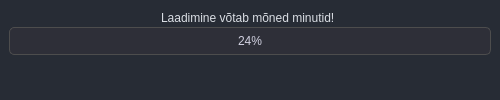
Above: mailabl-qgis/widgets/WStatusBar.ui from TuloliKalver/mailabl-qgis before the change. Below: the same form after it.
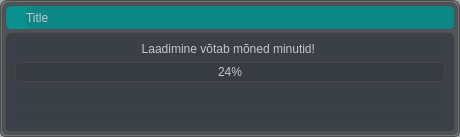
That is the form after the change.

What changed in the file:
```diff
--- a/mailabl-qgis/widgets/WStatusBar.ui
+++ b/mailabl-qgis/widgets/WStatusBar.ui
@@ -6,7 +6,7 @@
    <rect>
     <x>0</x>
     <y>0</y>
-    <width>500</width>
+    <width>460</width>
     <height>100</height>
    </rect>
   </property>
@@ -16,92 +16,207 @@
     <verstretch>0</verstretch>
    </sizepolicy>
   </property>
+  <property name="minimumSize">
+   <size>
+    <width>0</width>
+    <height>0</height>
+   </size>
+  </property>
+  <property name="maximumSize">
+   <size>
+    <width>460</width>
+    <height>100</height>
+   </size>
+  </property>
   <property name="windowTitle">
    <string>Laen kinnistuid</string>
   </property>
   <property name="styleSheet">
-   <string notr="true">*{
-	border: transparent;
-	background-color: transparent;
-    background: transparent;
-	padding: 0;
-	margin: 0;
-	color: #dadee4;
+   <string notr="true">
+/* ====================================================== */
+/* 🎨 Global Theme - Base Colors, Background &amp; Typography */
+/* ====================================================== */
+/* 🎨 Global Theme - Base Colors, Background &amp; Typography */
+/* ====================================================== */
+* {
+    border: transparent;
+	boreder-radius: 7px;
+    background-color: #1d252b; /* Updated background */
+    padding: 0;
+    margin: 0;
+    color: #c5c5d2; /* Default light gray text */
 }
 
-#widget {
-    background-color: #272c35;
+
+QWidget {
+
+    border: 1px solid #4d4d4d;
+    border-radius: 5px;
+	border-top-left-radius: 7px;     /* Rounded top-left corner */
+    border-top-right-radius: 7px;    /* Rounded top-right corner */
+    border-right-radius: 7px;        /* No rounding on right side */
+    border-left-radius: 7px;    
+	background-color: rgba(29, 37, 43, 0.4);  /* 10% transparency */
 }
 
-#widget_2{
-    background-color: #272c35;
+QFrame {
+
+    border: 1px solid #4d4d4d;
+    border-radius: 5px;
+	border-top-left-radius: 7px;     /* Rounded top-left corner */
+    border-top-right-radius: 7px;    /* Rounded top-right corner */
+    border-right-radius: 7px;        /* No rounding on right side */
+    border-left-radius: 7px;    
 }
 
 
+/* ====================================== */
+/* 📈 QProgressBar - Matches Theme Style  */
+/* ====================================== */
 
-/* General style for QProgressBar */
 QProgressBar {
-    background-color: #2e2f38; /* Dark gray background matching the table */
-    color: #d1d1e0; /* Light gray text color */
-    border: 1px solid #4d4d4d; /* Border matching the table border */
-    border-radius: 5px; /* Rounded corners */
-    text-align: center; /* Center the text inside the progress bar */
-    padding: 2px; /* Padding for better spacing */
+    background-color: rgba(46, 47, 56, 0.3); /* Semi-transparent base */
+    color: #c5c5d2; /* Default light gray text */
+    border: 1px solid rgba(77, 77, 77, 0.6); /* Soft border */
+    border-radius: 6px;
+    text-align: center;
+    padding: 2px;
 }
 
-/* Style for the progress chunk */
+/* Chunk (progress fill) with animated-like feel */
 QProgressBar::chunk {
     background-color: qlineargradient(
         x1: 0, y1: 0, x2: 1, y2: 0,
-        stop: 0 #d14848, /* Start with darker red matching the selection color */
-        stop: 1 #e57373  /* End with a slightly lighter red */
-    ); /* Gradient effect for the progress bar */
-    border-radius: 3px; /* Slight rounding of the progress chunk */
+        stop: 0 rgba(9, 144, 143, 200),
+        stop: 1 rgba(46, 47, 56, 180)
+    );
+    border-radius: 3px;
 }
 
-/* Style for the indeterminate progress bar (if used) */
+/* Indeterminate progress bar style */
 QProgressBar[minimum=&quot;0&quot;][maximum=&quot;0&quot;] {
-    background-color: #2e2f38; /* Dark gray background matching the table */
-    border: 1px solid #4d4d4d; /* Border matching the table border */
-    color: #d1d1e0; /* Light gray text color */
+    background-color: rgba(46, 47, 56, 0.3);
+    color: #c5c5d2;
+    border: 1px dashed rgba(120, 120, 130, 0.4);
 }
 
+/* Chunk while loading (indeterminate) */
 QProgressBar[minimum=&quot;0&quot;][maximum=&quot;0&quot;]::chunk {
-    background-color: qlineargradient(
-        x1: 0, y1: 0, x2: 1, y2: 0,
-        stop: 0 #d14848, /* Start with darker red */
-        stop: 1 #e57373  /* End with a slightly lighter red */
-    ); /* Moving gradient for the indeterminate progress bar */
+    background-color: qradialgradient(
+        cx: 0.5, cy: 0.5, radius: 0.8,
+        fx: 0.5, fy: 0.5,
+        stop: 0 rgba(9, 144, 143, 255),
+        stop: 1 rgba(46, 47, 56, 180)
+    );
 }
-</string>
+
+
+ QLabel, QGroupBox {
+    background-color: rgba(46, 47, 56, 0.1);  /* 🟩 holder */
+    color: #c5c5d2;
+	border: None
+}
+
+QLineEdit, QTextEdit, QComboBox {
+    background-color: rgba(29, 37, 43, 0.45);  /* 🟨 input */
+	border: None;
+    color: #c5c5d2;
+
+}
+
+QPushButton {
+    background-color: rgba(9, 144, 143, 1.0);  /* 🟦 button */
+}
+
+#lblDescription {
+    background-color: rgba(29, 37, 43, 0.45);  /* 🟨 input */
+    color: #c5c5d2;
+    border: 1px solid #4d4d4d;   /* Subtle default border */
+    border-radius: 4px;          /* Rounded corners for a smooth look */
+    padding: 6px; 
+
+}
+
+
+#dragFrame  {
+	border-top-left-radius: 7px;     /* Rounded top-left corner */
+    border-top-right-radius: 7px;    /* Rounded top-right corner */
+    border-right-radius: 7px;        /* No rounding on right side */
+    border-left-radius: 7px;    
+    background-color: rgba(9, 144, 143, 1.0); 
+    cursor: move;
+}
+
+QScrollBar:horizontal, QScrollBar:vertical {
+    background-color: rgba(46, 47, 56, 0.1);  /* 🟫 scrollbar */
+}</string>
   </property>
   <layout class="QVBoxLayout" name="verticalLayout_2">
    <property name="spacing">
-    <number>0</number>
+    <number>2</number>
    </property>
    <property name="leftMargin">
-    <number>0</number>
+    <number>2</number>
    </property>
    <property name="topMargin">
-    <number>0</number>
+    <number>2</number>
    </property>
    <property name="rightMargin">
-    <number>0</number>
+    <number>2</number>
    </property>
    <property name="bottomMargin">
-    <number>0</number>
+    <number>2</number>
    </property>
    <item>
-    <widget class="QWidget" name="widget_2" native="true">
+    <widget class="QFrame" name="frame_2">
+     <property name="frameShape">
+      <enum>QFrame::StyledPanel</enum>
+     </property>
+     <property name="frameShadow">
+      <enum>QFrame::Raised</enum>
+     </property>
      <layout class="QVBoxLayout" name="verticalLayout_3">
+      <property name="spacing">
+       <number>2</number>
+      </property>
+      <property name="leftMargin">
+       <number>2</number>
+      </property>
+      <property name="topMargin">
+       <number>2</number>
+      </property>
+      <property name="rightMargin">
+       <number>2</number>
+      </property>
+      <property name="bottomMargin">
+       <number>2</number>
+      </property>
       <item>
-       <widget class="QWidget" name="widget" native="true">
-        <layout class="QVBoxLayout" name="verticalLayout">
+       <widget class="QFrame" name="dragFrame">
+        <property name="minimumSize">
+         <size>
+          <width>0</width>
+          <height>25</height>
+         </size>
+        </property>
+        <property name="maximumSize">
+         <size>
+          <width>1000000</width>
+          <height>25</height>
+         </size>
+        </property>
+        <property name="frameShape">
+         <enum>QFrame::StyledPanel</enum>
+        </property>
+        <property name="frameShadow">
+         <enum>QFrame::Raised</enum>
+        </property>
+        <layout class="QHBoxLayout" name="horizontalLayout">
          <property name="spacing">
           <number>0</number>
          </property>
          <property name="leftMargin">
-          <number>0</number>
+          <number>20</number>
          </property>
          <property name="topMargin">
           <number>0</number>
@@ -112,21 +227,80 @@
          <property name="bottomMargin">
           <number>0</number>
          </property>
-         <item alignment="Qt::AlignHCenter|Qt::AlignVCenter">
+         <item>
+          <widget class="QLabel" name="lblTitle">
+           <property name="text">
+            <string>Title</string>
+           </property>
+          </widget>
+         </item>
+        </layout>
+       </widget>
+      </item>
+      <item>
+       <widget class="QFrame" name="frame">
+        <property name="frameShape">
+         <enum>QFrame::StyledPanel</enum>
+        </property>
+        <property name="frameShadow">
+         <enum>QFrame::Raised</enum>
+        </property>
+        <layout class="QVBoxLayout" name="verticalLayout">
+         <item>
           <widget class="QLabel" name="label">
+           <property name="maximumSize">
+            <size>
+             <width>450</width>
+             <height>16777215</height>
+            </size>
+           </property>
            <property name="text">
             <string>Laadimine võtab mõned minutid! </string>
            </property>
+           <property name="alignment">
+            <set>Qt::AlignCenter</set>
+           </property>
           </widget>
          </item>
          <item>
           <widget class="QProgressBar" name="testBar">
+           <property name="minimumSize">
+            <size>
+             <width>0</width>
+             <height>20</height>
+            </size>
+           </property>
+           <property name="maximumSize">
+            <size>
+             <width>450</width>
+             <height>20</height>
+            </size>
+           </property>
            <property name="value">
             <number>24</number>
            </property>
           </widget>
          </item>
-         <item alignment="Qt::AlignHCenter|Qt::AlignVCenter">
+         <item>
+          <widget class="QLabel" name="label_3">
+           <property name="maximumSize">
+            <size>
+             <width>450</width>
+             <height>16777215</height>
+            </size>
+           </property>
+           <property name="frameShadow">
+            <enum>QFrame::Plain</enum>
+           </property>
+           <property name="text">
+            <string/>
+           </property>
+           <property name="alignment">
+            <set>Qt::AlignCenter</set>
+           </property>
+          </widget>
+         </item>
+         <item>
           <widget class="QLabel" name="label_2">
            <property name="sizePolicy">
             <sizepolicy hsizetype="Fixed" vsizetype="Fixed">
@@ -134,19 +308,24 @@
              <verstretch>0</verstretch>
             </sizepolicy>
            </property>
-           <property name="text">
-            <string/>
+           <property name="minimumSize">
+            <size>
+             <width>200</width>
+             <height>0</height>
+            </size>
            </property>
-          </widget>
-         </item>
-         <item alignment="Qt::AlignHCenter">
-          <widget class="QLabel" name="label_3">
-           <property name="frameShadow">
-            <enum>QFrame::Plain</enum>
+           <property name="maximumSize">
+            <size>
+             <width>450</width>
+             <height>16777215</height>
+            </size>
            </property>
            <property name="text">
             <string/>
            </property>
+           <property name="alignment">
+            <set>Qt::AlignCenter</set>
+           </property>
           </widget>
          </item>
         </layout>
```
